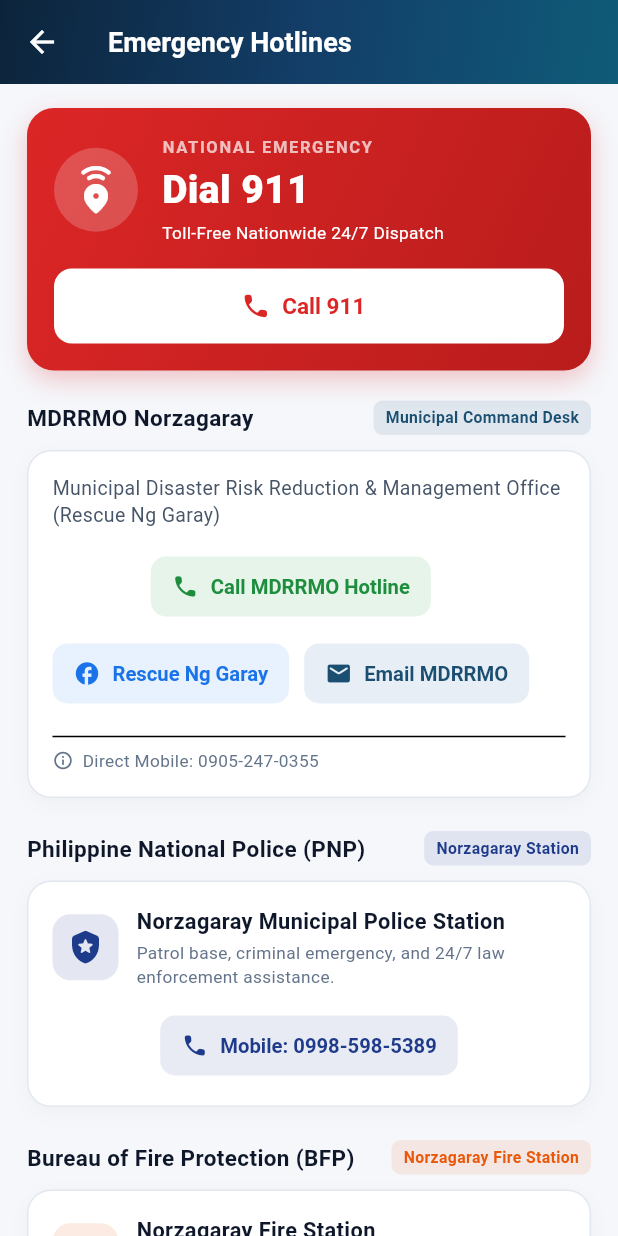
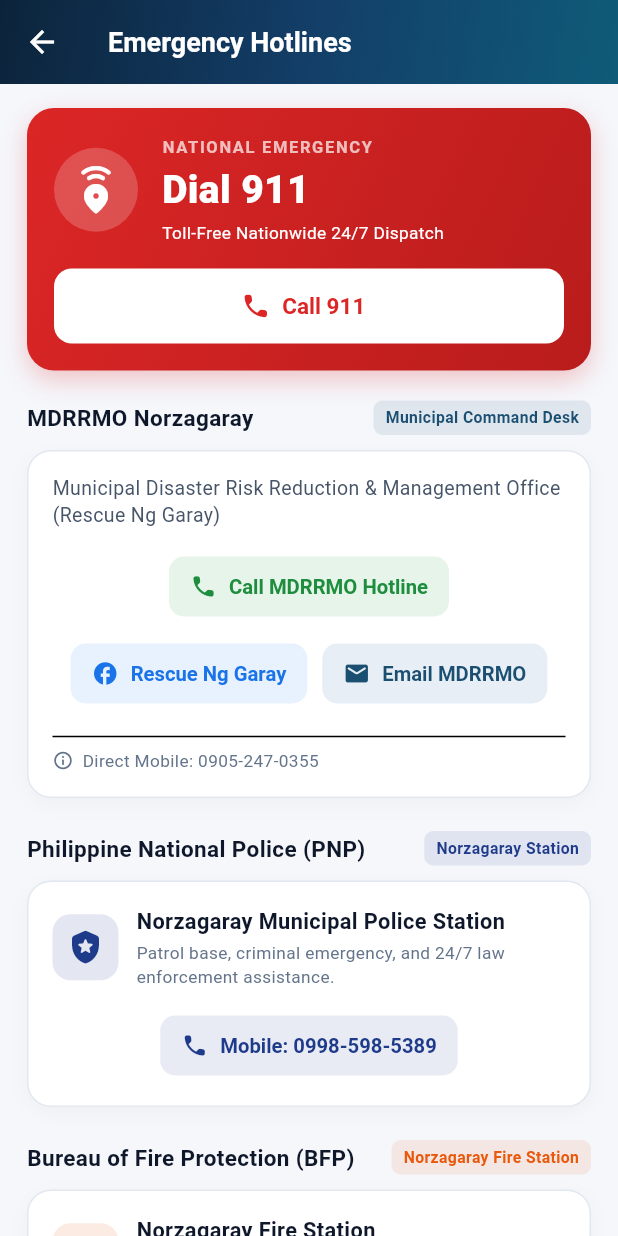
Before and after one commit to emmanuel16-cell/NorzAgapay, a Flutter app: the BarangayHotlineScreen screen opened directly, on a phone screen of 412 x 824 dp. Run offline on Flutter 3.47's test engine with Material 3 defaults, Android fonts, the light colour scheme and no system bars; our stand-ins replace flutter_map, flutter_secure_storage, hive_flutter, image_picker, latlong2, location and 4 more; accounts and stored records are empty; network calls fail.

Commit message:
Update barangay_hotline_screen.dart

```diff
--- a/mobile_app/lib/screens/barangay_hotline_screen.dart
+++ b/mobile_app/lib/screens/barangay_hotline_screen.dart
@@ -385,11 +385,19 @@
         child: Column(crossAxisAlignment: CrossAxisAlignment.start, children: [
           const Text('Municipal Disaster Risk Reduction & Management Office (Rescue Ng Garay)', style: TextStyle(fontSize: 13, color: Color(0xFF475569), height: 1.35)),
           const SizedBox(height: 14),
-          Wrap(spacing: 10, runSpacing: 10, alignment: WrapAlignment.center, children: [
-            _actionChip(Icons.phone_rounded, 'Call MDRRMO Hotline', const Color(0xFFE6F4EA), const Color(0xFF1E8E3E), () => _call('0905-247-0355')),
-            _actionChip(Icons.facebook_rounded, 'Rescue Ng Garay', const Color(0xFFE8F2FE), const Color(0xFF1A73E8), () => _launch(Uri.parse('https://www.facebook.com/RescueNgGaray'))),
-            _actionChip(Icons.mail_rounded, 'Email MDRRMO', const Color(0xFFE8EEF5), const Color(0xFF1B4F72), () => _launch(Uri(scheme: 'mailto', path: 'norzagarayrescue2015@gmail.com'))),
-          ]),
+          SizedBox(
+            width: double.infinity,
+            child: Wrap(
+              spacing: 10,
+              runSpacing: 10,
+              alignment: WrapAlignment.center,
+              children: [
+                _actionChip(Icons.phone_rounded, 'Call MDRRMO Hotline', const Color(0xFFE6F4EA), const Color(0xFF1E8E3E), () => _call('0905-247-0355')),
+                _actionChip(Icons.facebook_rounded, 'Rescue Ng Garay', const Color(0xFFE8F2FE), const Color(0xFF1A73E8), () => _launch(Uri.parse('https://www.facebook.com/RescueNgGaray'))),
+                _actionChip(Icons.mail_rounded, 'Email MDRRMO', const Color(0xFFE8EEF5), const Color(0xFF1B4F72), () => _launch(Uri(scheme: 'mailto', path: 'norzagarayrescue2015@gmail.com'))),
+              ],
+            ),
+          ),
           const SizedBox(height: 10),
           const Divider(height: 16),
           const Row(children: [Icon(Icons.info_outline, size: 14, color: Color(0xFF64748B)), SizedBox(width: 6), Text('Direct Mobile: 0905-247-0355', style: TextStyle(fontSize: 11.5, color: Color(0xFF64748B)))]),
```
